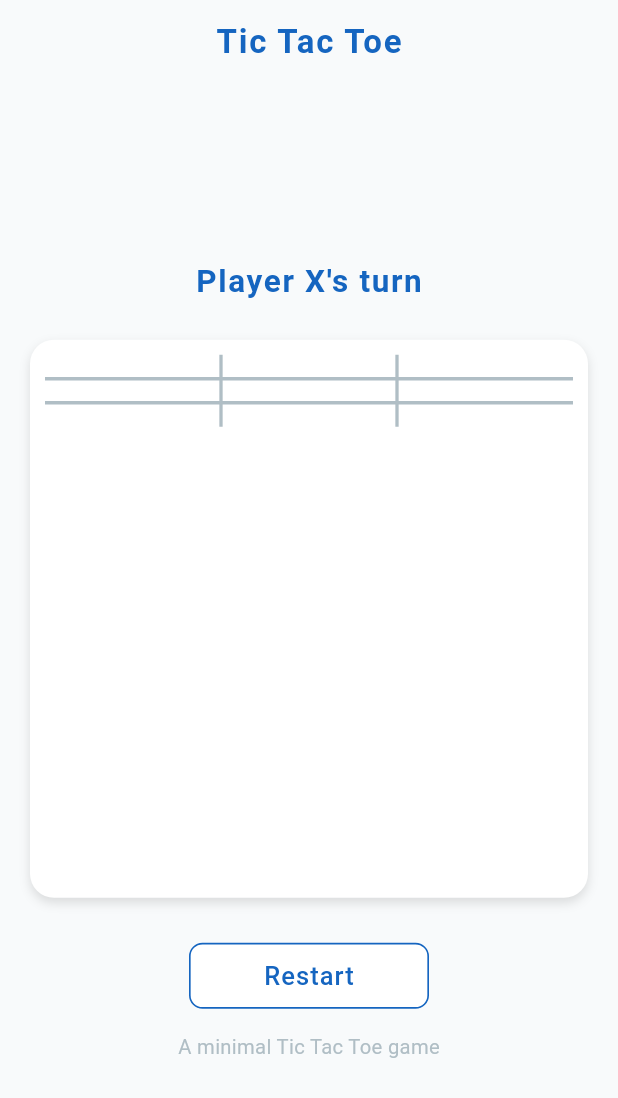
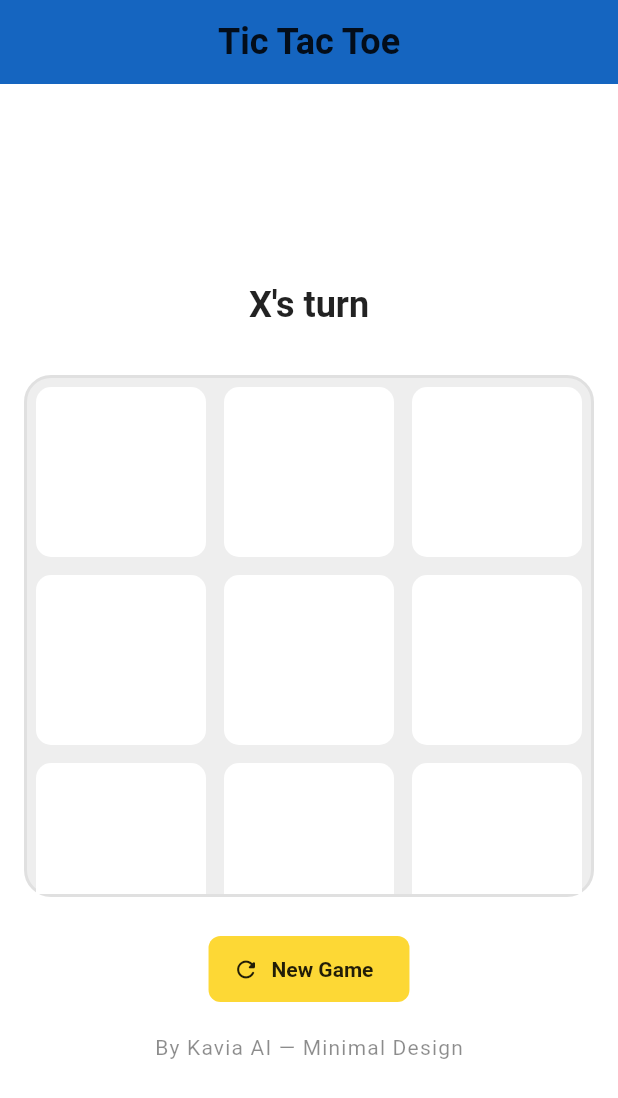
Before and after one commit to Workflow-Manager-admin/digitictactoe-57173-a50ab803, a Flutter app: the screen it shows after launch, on a phone screen of 412 x 824 dp. Shown: the top 1098 px of the screen. Run offline on Flutter 3.47's test engine with Material 3 defaults, Android fonts, the phone set to English and light mode, and no system bars.

Commit message:
CheckPoint

```diff
--- a/tic_tac_toe_frontend_workspace/tic_tac_toe_frontend/lib/main.dart
+++ b/tic_tac_toe_frontend_workspace/tic_tac_toe_frontend/lib/main.dart
@@ -1,18 +1,14 @@
 import 'package:flutter/material.dart';
-
-// Color palette (light theme)
-const Color kPrimaryColor = Color(0xFF1565C0);
-const Color kSecondaryColor = Color(0xFFFDD835);
-const Color kAccentColor = Color(0xFFFF7043);
-const Color kGridLineColor = Color(0xFFB0BEC5); // subtle gray for grid
-const Color kBackgroundColor = Color(0xFFF8FAFB);
 
 void main() {
   runApp(const TicTacToeApp());
 }
 
-/// The root widget of the Tic Tac Toe Flutter application.
-/// Displays a centered game board, game status/result, and controls.
+///
+/// PUBLIC_INTERFACE
+/// The root widget for the Tic Tac Toe application.
+/// Applies a minimalistic light theme and launches the main game page.
+///
 class TicTacToeApp extends StatelessWidget {
   const TicTacToeApp({super.key});
 
@@ -22,270 +18,256 @@
       title: 'Tic Tac Toe',
       debugShowCheckedModeBanner: false,
       theme: ThemeData(
+        brightness: Brightness.light,
+        primaryColor: const Color(0xFF1565C0), // Deep Blue
         colorScheme: ColorScheme.light(
-          primary: kPrimaryColor,
-          secondary: kSecondaryColor,
-          error: kAccentColor,
-          surface: kBackgroundColor,
+          primary: const Color(0xFF1565C0), // Deep Blue
+          secondary: const Color(0xFFFDD835), // Yellow
+          surface: Colors.white,
+          error: const Color(0xFFB00020),
+          onPrimary: Colors.white,
+          onSecondary: Colors.black87,
+          onSurface: Colors.black87,
+          onError: Colors.white,
         ),
         useMaterial3: true,
         textTheme: const TextTheme(
-          titleLarge: TextStyle(
-            fontWeight: FontWeight.bold,
-            fontSize: 26,
-            color: kPrimaryColor,
+          headlineMedium: TextStyle(fontSize: 32, fontWeight: FontWeight.bold),
+          titleLarge: TextStyle(fontSize: 24, fontWeight: FontWeight.w600),
+          bodyLarge: TextStyle(fontSize: 18),
         ),
-        ),
-        scaffoldBackgroundColor: kBackgroundColor,
-        buttonTheme: ButtonThemeData(
-          buttonColor: kPrimaryColor,
+        elevatedButtonTheme: ElevatedButtonThemeData(
+          style: ElevatedButton.styleFrom(
+            backgroundColor: Color(0xFF1565C0),
+            foregroundColor: Colors.white,
+            minimumSize: const Size(120, 44),
+            textStyle: const TextStyle(fontWeight: FontWeight.w600),
             shape: RoundedRectangleBorder(
-            borderRadius: BorderRadius.circular(8),
+              borderRadius: BorderRadius.all(Radius.circular(8)),
             ),
           ),
         ),
-      home: const TicTacToeHomePage(),
+      ),
+      home: const TicTacToePage(),
     );
   }
 }
 
-/// The home page which keeps all game logic/state and provides the UI structure.
-class TicTacToeHomePage extends StatefulWidget {
-  const TicTacToeHomePage({super.key});
+/// Enum representing the two players
+enum Player { x, o }
+
+/// Helper function to convert Player enum to symbol string
+String playerSymbol(Player? player) =>
+    player == Player.x ? "X" : player == Player.o ? "O" : "";
+
+///
+/// PUBLIC_INTERFACE
+/// Main Game Screen for Tic Tac Toe
+///
+class TicTacToePage extends StatefulWidget {
+  const TicTacToePage({super.key});
 
   @override
-  State<TicTacToeHomePage> createState() => _TicTacToeHomePageState();
+  State<TicTacToePage> createState() => _TicTacToePageState();
 }
 
-enum Player { X, O }
+class _TicTacToePageState extends State<TicTacToePage> {
+  // 3x3 board, null when unoccupied; otherwise Player.x or Player.o.
+  List<Player?> board = List<Player?>.filled(9, null);
+  Player currentPlayer = Player.x;
+  String statusMessage = 'X\'s turn';
+  bool gameOver = false;
+  int? winningLine; // Index of the win pattern if any: 0..7
 
-enum GameState { playing, draw, win }
+  /// Patterns: 3 in a row (by index positions on flattened grid)
+  static const List<List<int>> winPatterns = <List<int>>[
+    [0, 1, 2], // Row 0
+    [3, 4, 5], // Row 1
+    [6, 7, 8], // Row 2
+    [0, 3, 6], // Col 0
+    [1, 4, 7], // Col 1
+    [2, 5, 8], // Col 2
+    [0, 4, 8], // Diag
+    [2, 4, 6], // Diag
+  ];
 
-class _TicTacToeHomePageState extends State<TicTacToeHomePage> {
-  static const int _boardSize = 3;
-  static const double _boardPadding = 20.0;
-  static const double _cellSpacing = 8.0;
-
-  List<List<Player?>> _board = List.generate(3, (_) => List.filled(3, null));
-  Player _currentPlayer = Player.X;
-  GameState _gameState = GameState.playing;
-  Player? _winner;
-
-  /// Resets the entire board for a new game.
+  /// Resets the board for a new game.
   // PUBLIC_INTERFACE
-  void _restartGame() {
+  void newGame() {
     setState(() {
-      _board = List.generate(_boardSize, (_) => List.filled(_boardSize, null));
-      _currentPlayer = Player.X;
-      _gameState = GameState.playing;
-      _winner = null;
+      board = List<Player?>.filled(9, null);
+      currentPlayer = Player.x;
+      gameOver = false;
+      statusMessage = 'X\'s turn';
+      winningLine = null;
     });
   }
 
-  /// Handles a player tapping a cell to make a move.
-  void _handleMove(int row, int col) {
-    if (_board[row][col] != null || _gameState != GameState.playing) {
+  /// Handles a tap on the board at index [i]
+  void handleTap(int i) {
+    if (gameOver || board[i] != null) {
       return;
     }
     setState(() {
-      _board[row][col] = _currentPlayer;
-      if (_checkWin(_currentPlayer)) {
-        _gameState = GameState.win;
-        _winner = _currentPlayer;
-      } else if (_board.every((rowList) => rowList.every((cell) => cell != null))) {
-        _gameState = GameState.draw;
-        _winner = null;
+      board[i] = currentPlayer;
+      int? winResult = getWinner(board);
+      if (winResult != null) {
+        gameOver = true;
+        winningLine = winResult;
+        statusMessage =
+            '${playerSymbol(board[winPatterns[winResult][0]])} wins!';
+      } else if (board.every((cell) => cell != null)) {
+        // Draw
+        gameOver = true;
+        statusMessage = 'It\'s a draw!';
       } else {
-        _currentPlayer = _currentPlayer == Player.X ? Player.O : Player.X;
+        // Next turn
+        currentPlayer = currentPlayer == Player.x ? Player.o : Player.x;
+        statusMessage = '${playerSymbol(currentPlayer)}\'s turn';
       }
     });
   }
 
-  /// Checks whether the current player has won the game.
-  bool _checkWin(Player player) {
-    // Rows & Columns
-    for (int i = 0; i < _boardSize; i++) {
-      // Rows
-      if (_board[i].every((cell) => cell == player)) return true;
-      // Columns
-      if (_board.every((row) => row[i] == player)) return true;
+  /// Returns the index of winning line if someone has won; otherwise null.
+  int? getWinner(List<Player?> b) {
+    for (int i = 0; i < winPatterns.length; i++) {
+      final a = winPatterns[i];
+      final Player? p = b[a[0]];
+      if (p != null && b[a[1]] == p && b[a[2]] == p) {
+        return i;
       }
-    // Diagonals
-    if (List.generate(_boardSize, (i) => _board[i][i]).every((cell) => cell == player)) {
-      return true;
     }
-    if (List.generate(_boardSize, (i) => _board[i][_boardSize - 1 - i]).every((cell) => cell == player)) {
-      return true;
-    }
-    return false;
+    return null;
   }
 
-  String get _statusMessage {
-    switch (_gameState) {
-      case GameState.playing:
-        return "Player ${_currentPlayer == Player.X ? "X" : "O"}'s turn";
-      case GameState.win:
-        return "Player ${_winner == Player.X ? "X" : "O"} wins!";
-      case GameState.draw:
-        return "It's a draw!";
+  @override
+  Widget build(BuildContext context) {
+    final colorLightGrey = Colors.grey[200]!;
+
+    return Scaffold(
+      backgroundColor: Colors.white,
+      appBar: AppBar(
+        title: const Text("Tic Tac Toe"),
+        centerTitle: true,
+        backgroundColor: const Color(0xFF1565C0),
+      ),
+      body: Center(
+        child: ConstrainedBox(
+          constraints: const BoxConstraints(maxWidth: 380),
+          child: Column(
+            mainAxisAlignment: MainAxisAlignment.center,
+            children: [
+              // Status/result display
+              Padding(
+                padding: const EdgeInsets.symmetric(vertical: 16.0),
+                child: Text(
+                  statusMessage,
+                  style: Theme.of(context).textTheme.titleLarge?.copyWith(
+                        color: statusMessage.contains("wins")
+                            ? const Color(0xFF1565C0)
+                            : (statusMessage.contains("draw")
+                                ? Color(0xFFFF7043)
+                                : Colors.black87),
+                      ),
+                ),
+              ),
+              // Game board
+              AspectRatio(
+                aspectRatio: 1,
+                child: Container(
+                  margin: const EdgeInsets.symmetric(vertical: 16.0),
+                  decoration: BoxDecoration(
+                    color: colorLightGrey,
+                    borderRadius: BorderRadius.circular(18),
+                    border: Border.all(
+                      color: Colors.grey.shade300,
+                      width: 2,
+                    ),
+                  ),
+                  child: GridView.builder(
+                    itemCount: 9,
+                    gridDelegate:
+                        const SliverGridDelegateWithFixedCrossAxisCount(
+                      crossAxisCount: 3,
+                    ),
+                    padding: EdgeInsets.zero,
+                    itemBuilder: (context, i) {
+                      bool highlight = false;
+                      if (winningLine != null &&
+                          winPatterns[winningLine!].contains(i)) {
+                        highlight = true;
                       }
-  }
-
-  /// UI builder for each cell in the Tic Tac Toe board
-  Widget _buildCell(int row, int col) {
-    final Player? cellValue = _board[row][col];
-    return InkWell(
-      onTap: () => _handleMove(row, col),
+                      return GestureDetector(
+                        onTap: () => handleTap(i),
+                        child: Container(
+                          margin: const EdgeInsets.all(6),
+                          decoration: BoxDecoration(
+                            color: Colors.white,
                             borderRadius: BorderRadius.circular(10),
+                            border: Border.all(
+                              color: highlight
+                                  ? const Color(0xFFFDD835)
+                                  : Colors.transparent,
+                              width: highlight ? 4 : 1,
+                            ),
+                          ),
                           child: Center(
                             child: AnimatedSwitcher(
-          duration: const Duration(milliseconds: 200),
-          child: cellValue == null
-              ? const SizedBox.shrink()
-              : Text(
-                  cellValue == Player.X ? "X" : "O",
-                  key: ValueKey(cellValue),
+                              duration: const Duration(milliseconds: 170),
+                              transitionBuilder: (child, anim) => ScaleTransition(
+                                scale: anim,
+                                child: child,
+                              ),
+                              child: Text(
+                                playerSymbol(board[i]),
+                                key: ValueKey(board[i]),
                                 style: TextStyle(
+                                  color: board[i] == Player.x
+                                      ? const Color(0xFF1565C0)
+                                      : board[i] == Player.o
+                                          ? const Color(0xFFFF7043)
+                                          : Colors.black54,
+                                  fontSize: 48,
                                   fontWeight: FontWeight.bold,
-                    fontSize: 44,
-                    color: cellValue == Player.X ? kPrimaryColor : kAccentColor,
+                                ),
                               ),
                             ),
                           ),
                         ),
                       );
-  }
-
-  /// UI: Main build
-  @override
-  Widget build(BuildContext context) {
-    return Scaffold(
-      appBar: AppBar(
-        elevation: 0,
-        backgroundColor: kBackgroundColor,
-        title: const Text(
-          'Tic Tac Toe',
-          style: TextStyle(
-            color: kPrimaryColor,
-            fontWeight: FontWeight.bold,
-            fontSize: 22,
-            letterSpacing: 1.2,
-          ),
-        ),
-        centerTitle: true,
-      ),
-      body: SafeArea(
-        child: Center(
-          child: Padding(
-            padding: const EdgeInsets.symmetric(horizontal: _boardPadding),
-            child: Column(
-              mainAxisAlignment: MainAxisAlignment.center,
-              children: [
-                // Game status/result
-                Padding(
-                  padding: const EdgeInsets.only(bottom: 24.0),
-                  child: AnimatedSwitcher(
-                    duration: const Duration(milliseconds: 300),
-                    child: Text(
-                      _statusMessage,
-                      key: ValueKey(_statusMessage),
-                      style: TextStyle(
-                        fontSize: 21,
-                        fontWeight: FontWeight.w600,
-                        color: _gameState == GameState.win
-                            ? kAccentColor
-                            : ( _gameState == GameState.draw ? kSecondaryColor : kPrimaryColor),
-                        letterSpacing: 1.1,
+                    },
                   ),
                 ),
               ),
+              // Restart button
+              Padding(
+                padding: const EdgeInsets.only(top: 8.0),
+                child: ElevatedButton.icon(
+                  icon: const Icon(Icons.refresh_rounded),
+                  label: const Text("New Game"),
+                  style: ElevatedButton.styleFrom(
+                    backgroundColor: const Color(0xFFFDD835),
+                    foregroundColor: Colors.black87,
+                    elevation: 0,
                   ),
-
-                // Game Board (Centered)
-                Container(
-                  decoration: BoxDecoration(
-                    color: Colors.white,
-                    borderRadius: BorderRadius.circular(16),
-                    boxShadow: [
-                      BoxShadow(
-                        color: Colors.black12,
-                        blurRadius: 5,
-                        offset: Offset(0, 3),
-                      ),
-                    ],
-                  ),
-                  padding: const EdgeInsets.all(10.0),
-                  child: AspectRatio(
-                    aspectRatio: 1,
-                    child: Table(
-                      border: TableBorder.symmetric(
-                        inside: BorderSide(
-                          color: kGridLineColor,
-                          width: 2.2,
+                  onPressed: newGame,
                 ),
               ),
-                      children: List.generate(
-                        _boardSize,
-                        (row) => TableRow(
-                          children: List.generate(
-                            _boardSize,
-                            (col) => TableCell(
-                              child: Padding(
-                                padding: EdgeInsets.all(_cellSpacing),
-                                child: _buildCell(row, col),
-                              ),
-                            ),
-                          ),
-                        ),
-                      ),
-                    ),
-                  ),
-                ),
-
-                // Spacing below board
-                const SizedBox(height: 30),
-
-                // New/Restart button (always visible)
-                SizedBox(
-                  width: 160,
-                  height: 44,
-                  child: ElevatedButton(
-                    onPressed: _restartGame,
-                    style: ElevatedButton.styleFrom(
-                      // Use outlined style for minimalism
-                      backgroundColor: Colors.white,
-                      foregroundColor: kPrimaryColor,
-                      side: const BorderSide(color: kPrimaryColor, width: 1.1),
-                      shape: RoundedRectangleBorder(
-                        borderRadius: BorderRadius.circular(9),
-                      ),
-                      elevation: 0,
-                    ),
-                    child: Text(
-                      _gameState == GameState.playing ? "Restart" : "New Game",
-                      style: const TextStyle(
-                        fontSize: 17,
-                        fontWeight: FontWeight.w500,
-                        letterSpacing: 0.7,
-                      ),
-                    ),
-                  ),
-                ),
-                const SizedBox(height: 16),
-                // Minimalist footer (optional)
+              // Credit footer
+              const SizedBox(height: 18),
               const Text(
-                  'A minimal Tic Tac Toe game',
+                "By Kavia AI — Minimal Design",
                 style: TextStyle(
-                    fontSize: 13.5,
-                    color: kGridLineColor,
-                    letterSpacing: 0.2,
+                  fontSize: 14,
+                  color: Colors.black45,
+                  fontWeight: FontWeight.w400,
+                  letterSpacing: 0.8,
                 ),
               ),
             ],
           ),
         ),
       ),
-      ),
     );
   }
 }
```
Also changed, not shown: .knowledge/.knowledge.json, .knowledge/tic_tac_toe_frontend_workspace_tic_tac_toe_frontend_lib_main.dart, 3 other files. Lines whose indentation alone changed are shown as unchanged.
